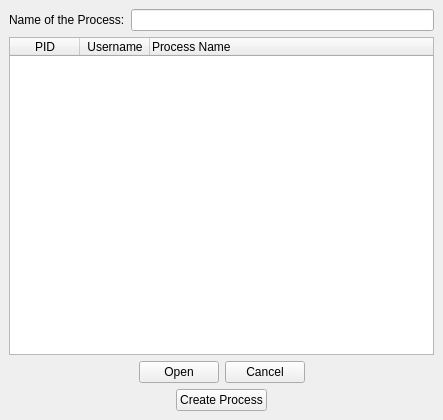
Old version of the form GUI/SelectProcess.ui in the repository korcankaraokcu/PINCE.
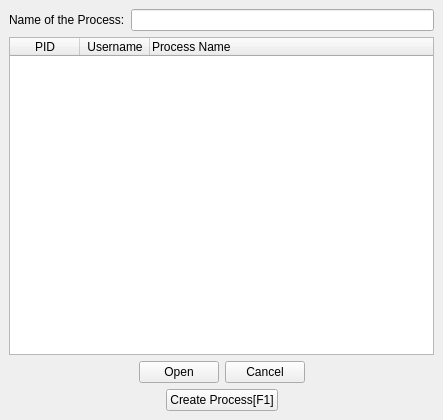
New version of the form.

Commit message: Add shortcut text for CreateProcess button in SelectProcess

```diff
--- a/GUI/SelectProcess.ui
+++ b/GUI/SelectProcess.ui
@@ -158,7 +158,7 @@
          <string>Open an executable</string>
         </property>
         <property name="text">
-         <string>Create Process</string>
+         <string>Create Process[F1]</string>
         </property>
        </widget>
       </item>
```
Left out of the diff: 2 changed lines with no effect on the pictures. The commit also changes 1 other file.
